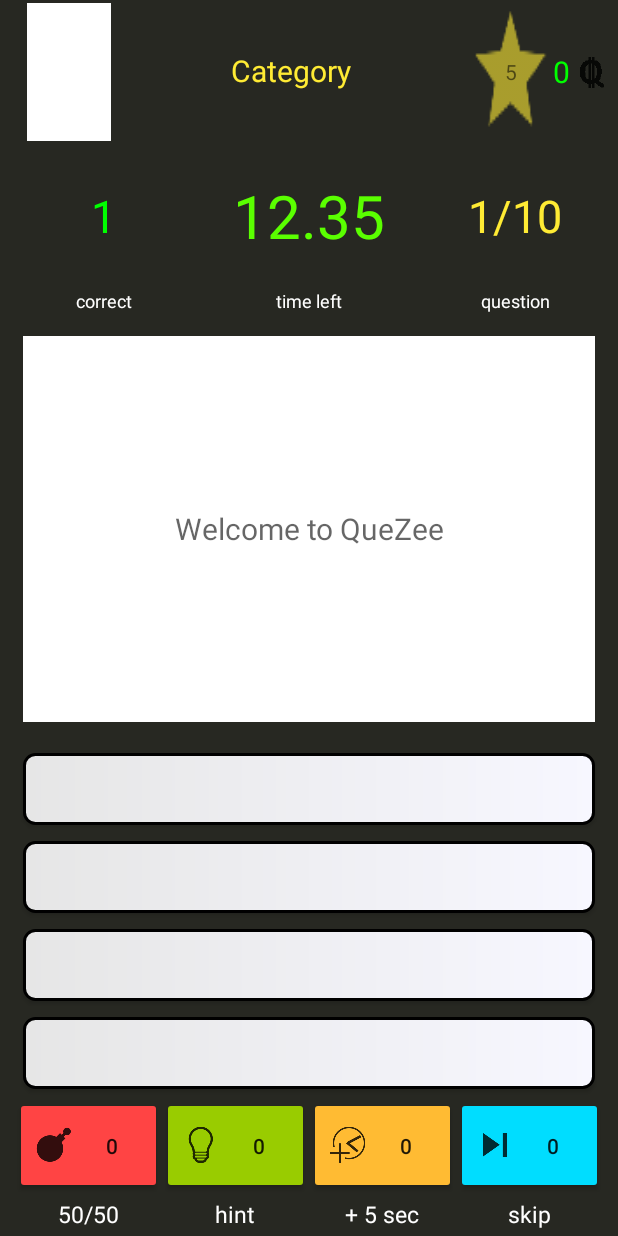
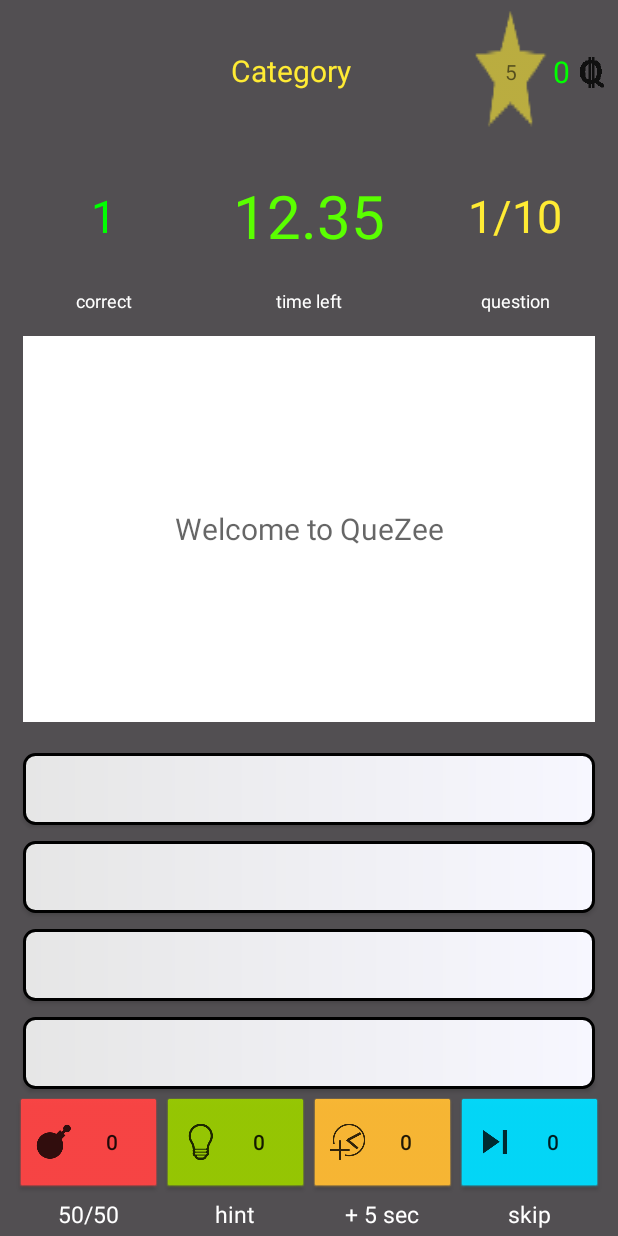
Before and after one commit to ggegiya1/QuiZee, an Android app: the QuestionActivity screen opened directly, with no data from a screen before it, on a phone screen of 412 x 824 dp. Run offline under Robolectric (Android 15) with nearby library versions, the phone set to English and light mode, and no system bars; libraries missing offline, so code that uses them is left out: me.grantland.widget; plain views replace AutofitTextView; 18 statements that could not run were skipped.

Commit message:
make background lighter

```diff
--- a/app/src/main/res/layout/activity_question.xml
+++ b/app/src/main/res/layout/activity_question.xml
@@ -25,7 +25,6 @@
                 android:layout_height="match_parent"
                 android:id="@+id/caterogy_Icon"
                 android:layout_margin="2dp"
-                android:background="@android:color/background_light"
                 android:contentDescription="@string/category_icon" />
 
             <TextView
@@ -145,7 +144,7 @@
         android:layout_weight="0.4"
         android:id="@+id/text_question"
         android:textAppearance="@style/TextAppearance.AppCompat.Medium"
-        android:lineSpacingExtra="8sp"
+        android:lineSpacingExtra="6sp"
         android:gravity="center"
         android:textAlignment="gravity"
         android:textSize="20sp"
@@ -216,7 +215,8 @@
             android:id="@+id/button_bomb"
             android:text="0"
             android:layout_weight="0.25"
-            android:backgroundTint="@android:color/holo_red_light" />
+            android:background="@android:drawable/btn_default"
+        android:backgroundTint="@android:color/holo_red_light" />
 
         <Button
             android:contentDescription="@string/Hint_Button"
@@ -228,6 +228,7 @@
             android:id="@+id/button_hint"
             android:layout_weight="0.25"
             android:text="0"
+            android:background="@android:drawable/btn_default"
             android:backgroundTint="@android:color/holo_green_light" />
 
         <Button
@@ -240,6 +241,7 @@
             android:drawableStart="@drawable/ic_addtime"
             android:text="0"
             android:layout_weight="0.25"
+            android:background="@android:drawable/btn_default"
             android:backgroundTint="@android:color/holo_orange_light" />
 
         <Button
@@ -252,6 +254,7 @@
             android:id="@+id/button_question_skip"
             android:layout_weight="0.25"
             android:text="0"
+            android:background="@android:drawable/btn_default"
             android:backgroundTint="@android:color/holo_blue_bright" />
     </LinearLayout>
     <LinearLayout
--- a/app/src/main/res/values/colors.xml
+++ b/app/src/main/res/values/colors.xml
@@ -19,5 +19,5 @@
     <color name="colorAccent">#ff9500</color>
     <color name="colorAccent2">#FF4081</color>
     <color name="answerButton">#E0F7FA</color>
-    <color name="background">#272822</color>
+    <color name="background">#524F52</color>
 </resources>
```
